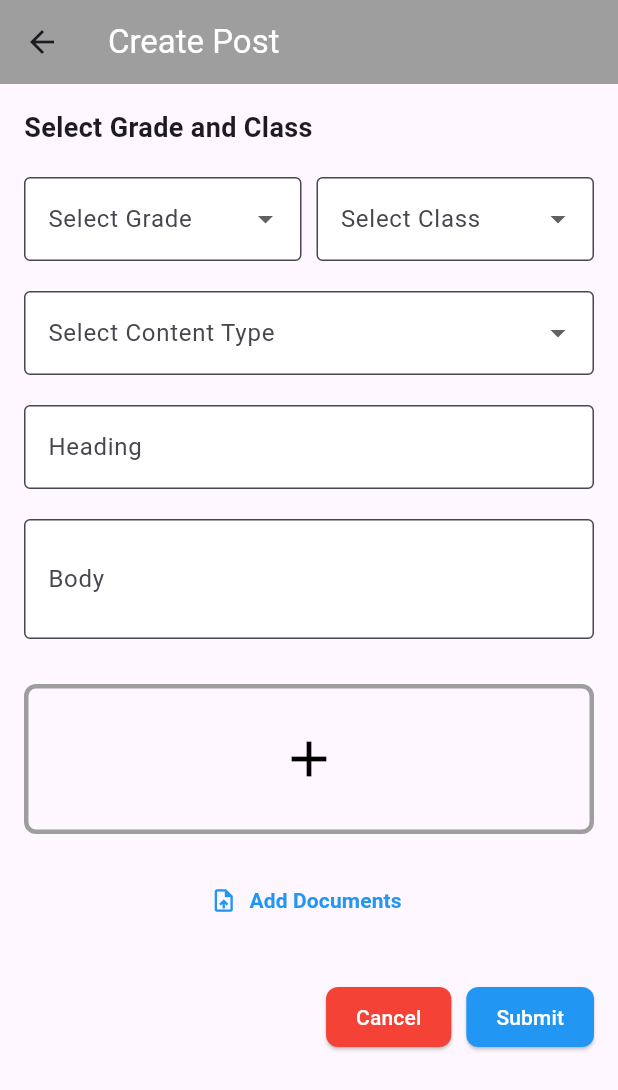
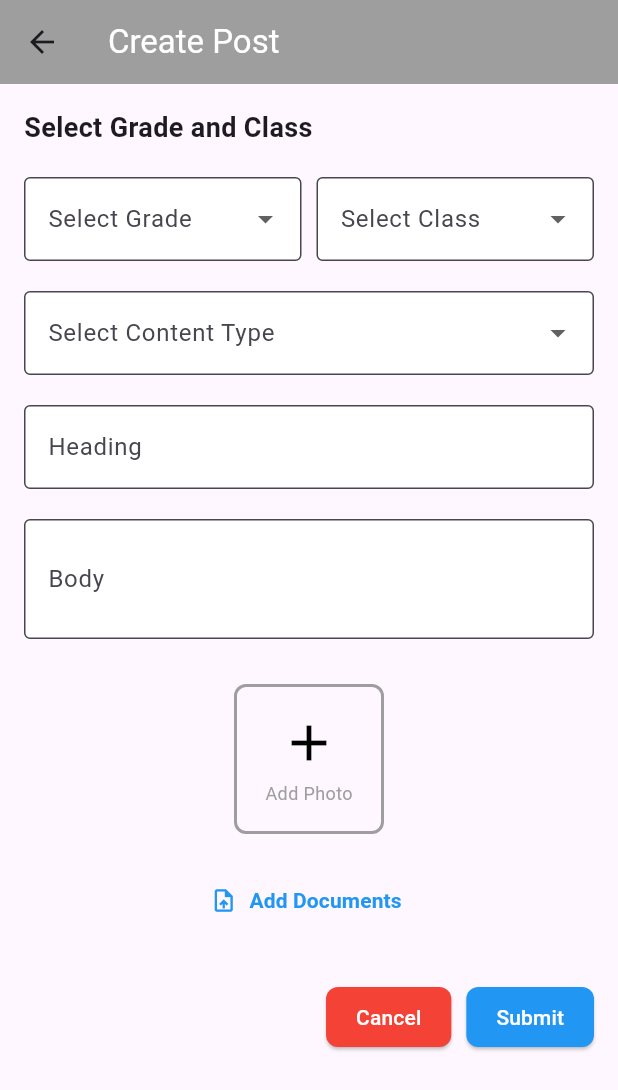
Before and after one commit to axislinn/BumbleBee-School, a Flutter app: the CreatePostScreen screen opened directly, on a phone screen of 412 x 824 dp. Shown: the top 1090 px of the screen. Run offline on Flutter 3.47's test engine with Material 3 defaults, Android fonts, the light colour scheme and no system bars; our stand-ins replace equatable, file_picker, flutter_bloc, image_picker, permission_handler, shared_preferences; accounts and stored records are empty.

Commit message:
add the text in image container

```diff
--- a/lib/screens/createPostScreen/create_post_screen.dart
+++ b/lib/screens/createPostScreen/create_post_screen.dart
@@ -276,19 +276,28 @@ class _CreatePostScreenState extends State<CreatePostScreen> {
                       GestureDetector(
                         onTap: _pickImage, // Open image picker
                         child: Container(
-                          width: 400,
+                          width: 100,
                           height: 100,
                           decoration: BoxDecoration(
                             borderRadius: BorderRadius.circular(8),
-                            border: Border.all(color: Colors.grey, width: 3),
+                            border: Border.all(color: Colors.grey, width: 2),
                           ),
                           child: Center(
-                            child: Icon(
-                              Icons.add,
-                              color: Colors.black,
-                              size: 40,
+                            child: Column(
+                              mainAxisAlignment: MainAxisAlignment.center,
+                              children: [
+                                Icon(Icons.add,
+                                    color: Colors.black, size: 40), // Plus icon
+                                SizedBox(
+                                    height: 5), // Space between icon and text
+                                Text(
+                                  "Add Photo",
+                                  style: TextStyle(
+                                      color: Colors.grey,
+                                      fontSize: 12), // Text style
+                                ),
+                              ],
                             ),
-                            // Plus icon
                           ),
                         ),
                       ),
```
